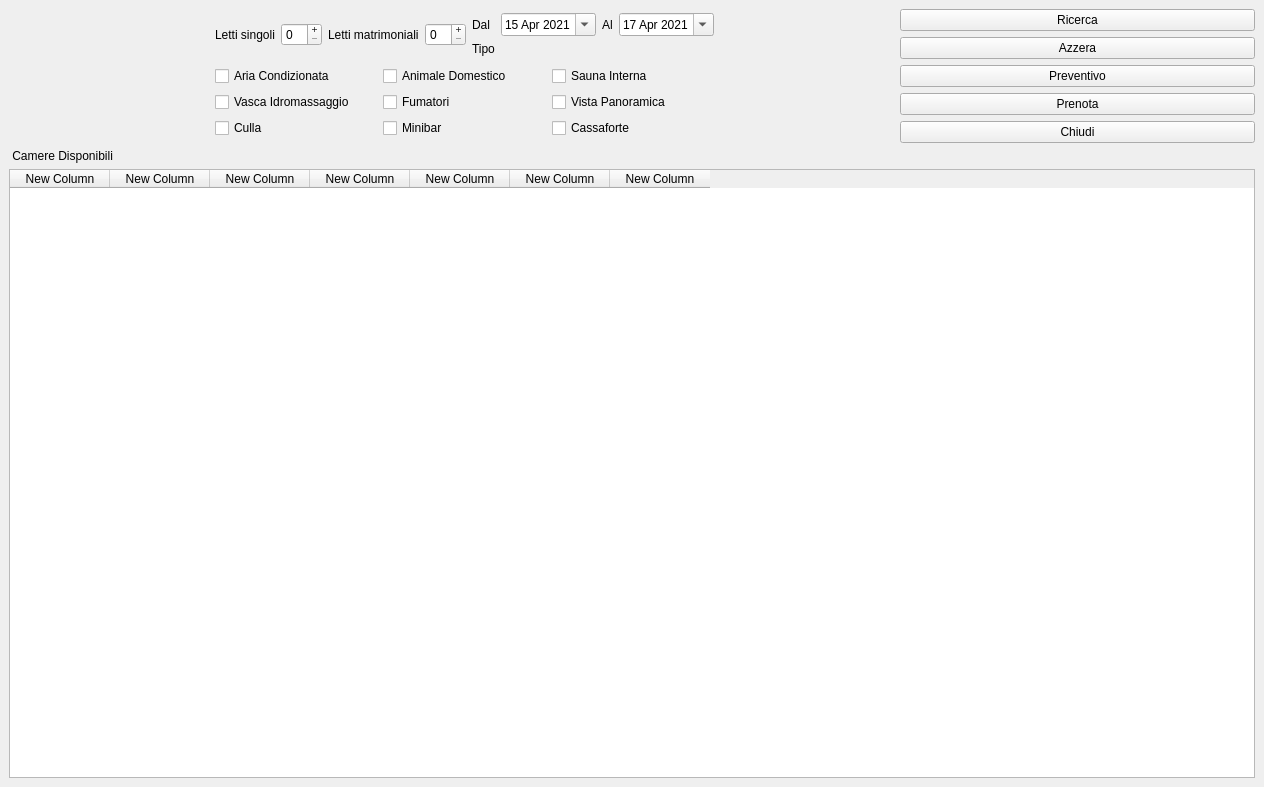
The window that ui/ricerca_camere_disponibili.ui (Raccispini/Progetto-Hotel) describes before a commit, drawn with Qt 5.
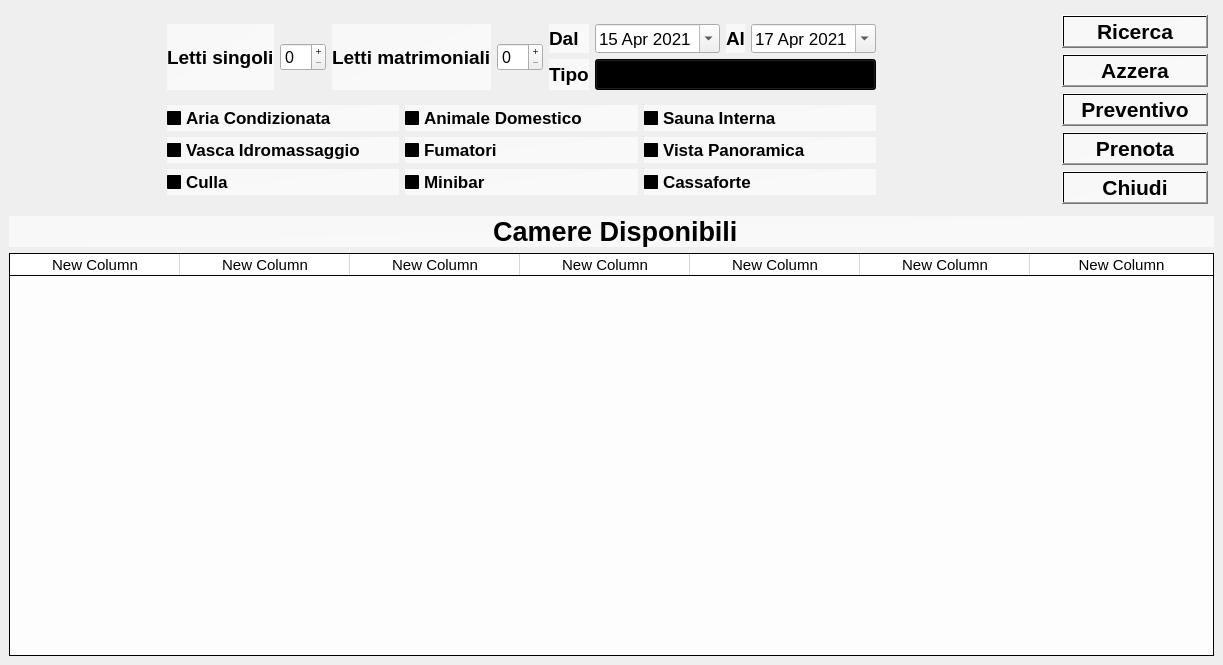
The same window after the commit. Icons and pictures are not drawn.

The edit to the form file:
```diff
--- a/ui/ricerca_camere_disponibili.ui
+++ b/ui/ricerca_camere_disponibili.ui
@@ -6,12 +6,16 @@
    <rect>
     <x>0</x>
     <y>0</y>
-    <width>1264</width>
-    <height>787</height>
-    <width>998</width>
-    <height>609</height>
+    <width>1223</width>
+    <height>665</height>
    </rect>
   </property>
+  <property name="minimumSize">
+   <size>
+    <width>1223</width>
+    <height>665</height>
+   </size>
+  </property>
   <property name="windowTitle">
    <string>MainWindow</string>
   </property>
@@ -22,6 +26,21 @@
    <layout class="QVBoxLayout" name="verticalLayout">
     <item>
      <layout class="QHBoxLayout" name="horizontalLayout">
+      <property name="spacing">
+       <number>6</number>
+      </property>
+      <property name="leftMargin">
+       <number>6</number>
+      </property>
+      <property name="topMargin">
+       <number>6</number>
+      </property>
+      <property name="rightMargin">
+       <number>6</number>
+      </property>
+      <property name="bottomMargin">
+       <number>6</number>
+      </property>
       <item>
        <widget class="QLabel" name="logo">
         <property name="maximumSize">
@@ -30,6 +49,9 @@
           <height>260</height>
          </size>
         </property>
+        <property name="styleSheet">
+         <string notr="true">background-image: url(:/camere/tpg.png);</string>
+        </property>
         <property name="text">
          <string/>
         </property>
@@ -46,6 +68,12 @@
            <layout class="QGridLayout" name="gridLayout_7">
             <item row="0" column="1">
              <widget class="QDateEdit" name="date_dal">
+              <property name="font">
+               <font>
+                <family>Arial</family>
+                <pointsize>13</pointsize>
+               </font>
+              </property>
               <property name="calendarPopup">
                <bool>true</bool>
               </property>
@@ -60,6 +88,18 @@
             </item>
             <item row="0" column="2">
              <widget class="QLabel" name="label_7">
+              <property name="font">
+               <font>
+                <family>Arial</family>
+                <pointsize>14</pointsize>
+                <weight>75</weight>
+                <bold>true</bold>
+               </font>
+              </property>
+              <property name="styleSheet">
+               <string notr="true">background-image: url(:/camere/tpg.png);
+background-color: qlineargradient(spread:pad, x1:0, y1:0, x2:1, y2:1, stop:0 rgba(255, 255, 255, 140), stop:1 rgba(255, 255, 255, 165));</string>
+              </property>
               <property name="text">
                <string>Al</string>
               </property>
@@ -67,6 +107,18 @@
             </item>
             <item row="0" column="0">
              <widget class="QLabel" name="label_6">
+              <property name="font">
+               <font>
+                <family>Arial</family>
+                <pointsize>14</pointsize>
+                <weight>75</weight>
+                <bold>true</bold>
+               </font>
+              </property>
+              <property name="styleSheet">
+               <string notr="true">background-image: url(:/camere/tpg.png);
+background-color: qlineargradient(spread:pad, x1:0, y1:0, x2:1, y2:1, stop:0 rgba(255, 255, 255, 140), stop:1 rgba(255, 255, 255, 165));</string>
+              </property>
               <property name="text">
                <string>Dal</string>
               </property>
@@ -74,6 +126,18 @@
             </item>
             <item row="2" column="0">
              <widget class="QLabel" name="label_5">
+              <property name="font">
+               <font>
+                <family>Arial</family>
+                <pointsize>14</pointsize>
+                <weight>75</weight>
+                <bold>true</bold>
+               </font>
+              </property>
+              <property name="styleSheet">
+               <string notr="true">background-image: url(:/camere/tpg.png);
+background-color: qlineargradient(spread:pad, x1:0, y1:0, x2:1, y2:1, stop:0 rgba(255, 255, 255, 140), stop:1 rgba(255, 255, 255, 165));</string>
+              </property>
               <property name="text">
                <string>Tipo</string>
               </property>
@@ -81,6 +145,12 @@
             </item>
             <item row="0" column="3">
              <widget class="QDateEdit" name="date_al">
+              <property name="font">
+               <font>
+                <family>Arial</family>
+                <pointsize>13</pointsize>
+               </font>
+              </property>
               <property name="calendarPopup">
                <bool>true</bool>
               </property>
@@ -98,12 +168,16 @@
               <property name="font">
                <font>
                 <family>Arial</family>
-                <pointsize>11</pointsize>
+                <pointsize>14</pointsize>
                </font>
               </property>
+              <property name="styleSheet">
+               <string notr="true">background-image: url(:/camere/tpg.png);
+background-color: qlineargradient(spread:pad, x1:0, y1:0, x2:1, y2:1, stop:0 rgba(255, 255, 255, 140), stop:1 rgba(255, 255, 255, 165));</string>
+              </property>
               <item>
                <property name="text">
-                <string>Singola</string>
+                <string>Single</string>
                </property>
               </item>
               <item>
@@ -152,12 +226,17 @@
                </property>
               </item>
              </widget>
-             <widget class="QComboBox" name="combo_tipo"/>
             </item>
            </layout>
           </item>
           <item row="0" column="1">
            <widget class="QSpinBox" name="spin_singoli">
+            <property name="font">
+             <font>
+              <family>Arial</family>
+              <pointsize>12</pointsize>
+             </font>
+            </property>
             <property name="buttonSymbols">
              <enum>QAbstractSpinBox::PlusMinus</enum>
             </property>
@@ -165,6 +244,18 @@
           </item>
           <item row="0" column="2">
            <widget class="QLabel" name="label_4">
+            <property name="font">
+             <font>
+              <family>Arial</family>
+              <pointsize>14</pointsize>
+              <weight>75</weight>
+              <bold>true</bold>
+             </font>
+            </property>
+            <property name="styleSheet">
+             <string notr="true">background-image: url(:/camere/tpg.png);
+background-color: qlineargradient(spread:pad, x1:0, y1:0, x2:1, y2:1, stop:0 rgba(255, 255, 255, 140), stop:1 rgba(255, 255, 255, 165));</string>
+            </property>
             <property name="text">
              <string>Letti matrimoniali</string>
             </property>
@@ -172,6 +263,18 @@
           </item>
           <item row="0" column="0">
            <widget class="QLabel" name="label_3">
+            <property name="font">
+             <font>
+              <family>Arial</family>
+              <pointsize>14</pointsize>
+              <weight>75</weight>
+              <bold>true</bold>
+             </font>
+            </property>
+            <property name="styleSheet">
+             <string notr="true">background-image: url(:/camere/tpg.png);
+background-color: qlineargradient(spread:pad, x1:0, y1:0, x2:1, y2:1, stop:0 rgba(255, 255, 255, 140), stop:1 rgba(255, 255, 255, 165));</string>
+            </property>
             <property name="text">
              <string>Letti singoli</string>
             </property>
@@ -179,6 +282,12 @@
           </item>
           <item row="0" column="3">
            <widget class="QSpinBox" name="spin_matrim">
+            <property name="font">
+             <font>
+              <family>Arial</family>
+              <pointsize>12</pointsize>
+             </font>
+            </property>
             <property name="buttonSymbols">
              <enum>QAbstractSpinBox::PlusMinus</enum>
             </property>
@@ -190,6 +299,18 @@
          <layout class="QGridLayout" name="gridLayout_3">
           <item row="0" column="1">
            <widget class="QCheckBox" name="cb_animaledomestico">
+            <property name="font">
+             <font>
+              <family>Arial</family>
+              <pointsize>13</pointsize>
+              <weight>75</weight>
+              <bold>true</bold>
+             </font>
+            </property>
+            <property name="styleSheet">
+             <string notr="true">background-image: url(:/camere/tpg.png);
+background-color: qlineargradient(spread:pad, x1:0, y1:0, x2:1, y2:1, stop:0 rgba(255, 255, 255, 140), stop:1 rgba(255, 255, 255, 165));</string>
+            </property>
             <property name="text">
              <string>Animale Domestico</string>
             </property>
@@ -197,6 +318,18 @@
           </item>
           <item row="1" column="1">
            <widget class="QCheckBox" name="cb_fumatori">
+            <property name="font">
+             <font>
+              <family>Arial</family>
+              <pointsize>13</pointsize>
+              <weight>75</weight>
+              <bold>true</bold>
+             </font>
+            </property>
+            <property name="styleSheet">
+             <string notr="true">background-image: url(:/camere/tpg.png);
+background-color: qlineargradient(spread:pad, x1:0, y1:0, x2:1, y2:1, stop:0 rgba(255, 255, 255, 140), stop:1 rgba(255, 255, 255, 165));</string>
+            </property>
             <property name="text">
              <string>Fumatori</string>
             </property>
@@ -204,6 +337,18 @@
           </item>
           <item row="1" column="0">
            <widget class="QCheckBox" name="cb_vascaidromassaggio">
+            <property name="font">
+             <font>
+              <family>Arial</family>
+              <pointsize>13</pointsize>
+              <weight>75</weight>
+              <bold>true</bold>
+             </font>
+            </property>
+            <property name="styleSheet">
+             <string notr="true">background-image: url(:/camere/tpg.png);
+background-color: qlineargradient(spread:pad, x1:0, y1:0, x2:1, y2:1, stop:0 rgba(255, 255, 255, 140), stop:1 rgba(255, 255, 255, 165));</string>
+            </property>
             <property name="text">
              <string>Vasca Idromassaggio</string>
             </property>
@@ -211,6 +356,18 @@
           </item>
           <item row="1" column="2">
            <widget class="QCheckBox" name="cb_vistapanoramica">
+            <property name="font">
+             <font>
+              <family>Arial</family>
+              <pointsize>13</pointsize>
+              <weight>75</weight>
+              <bold>true</bold>
+             </font>
+            </property>
+            <property name="styleSheet">
+             <string notr="true">background-image: url(:/camere/tpg.png);
+background-color: qlineargradient(spread:pad, x1:0, y1:0, x2:1, y2:1, stop:0 rgba(255, 255, 255, 140), stop:1 rgba(255, 255, 255, 165));</string>
+            </property>
             <property name="text">
              <string>Vista Panoramica</string>
             </property>
@@ -218,6 +375,18 @@
           </item>
           <item row="0" column="2">
            <widget class="QCheckBox" name="cb_saunainterna">
+            <property name="font">
+             <font>
+              <family>Arial</family>
+              <pointsize>13</pointsize>
+              <weight>75</weight>
+              <bold>true</bold>
+             </font>
+            </property>
+            <property name="styleSheet">
+             <string notr="true">background-image: url(:/camere/tpg.png);
+background-color: qlineargradient(spread:pad, x1:0, y1:0, x2:1, y2:1, stop:0 rgba(255, 255, 255, 140), stop:1 rgba(255, 255, 255, 165));</string>
+            </property>
             <property name="text">
              <string>Sauna Interna</string>
             </property>
@@ -225,6 +394,18 @@
           </item>
           <item row="0" column="0">
            <widget class="QCheckBox" name="cb_ariaCondizionata">
+            <property name="font">
+             <font>
+              <family>Arial</family>
+              <pointsize>13</pointsize>
+              <weight>75</weight>
+              <bold>true</bold>
+             </font>
+            </property>
+            <property name="styleSheet">
+             <string notr="true">background-image: url(:/camere/tpg.png);
+background-color: qlineargradient(spread:pad, x1:0, y1:0, x2:1, y2:1, stop:0 rgba(255, 255, 255, 140), stop:1 rgba(255, 255, 255, 165));</string>
+            </property>
             <property name="text">
              <string>Aria Condizionata</string>
             </property>
@@ -232,6 +413,18 @@
           </item>
           <item row="2" column="0">
            <widget class="QCheckBox" name="cb_culla_2">
+            <property name="font">
+             <font>
+              <family>Arial</family>
+              <pointsize>13</pointsize>
+              <weight>75</weight>
+              <bold>true</bold>
+             </font>
+            </property>
+            <property name="styleSheet">
+             <string notr="true">background-image: url(:/camere/tpg.png);
+background-color: qlineargradient(spread:pad, x1:0, y1:0, x2:1, y2:1, stop:0 rgba(255, 255, 255, 140), stop:1 rgba(255, 255, 255, 165));</string>
+            </property>
             <property name="text">
              <string>Culla</string>
             </property>
@@ -239,6 +432,18 @@
           </item>
           <item row="2" column="2">
            <widget class="QCheckBox" name="cb_cassaforte">
+            <property name="font">
+             <font>
+              <family>Arial</family>
+              <pointsize>13</pointsize>
+              <weight>75</weight>
+              <bold>true</bold>
+             </font>
+            </property>
+            <property name="styleSheet">
+             <string notr="true">background-image: url(:/camere/tpg.png);
+background-color: qlineargradient(spread:pad, x1:0, y1:0, x2:1, y2:1, stop:0 rgba(255, 255, 255, 140), stop:1 rgba(255, 255, 255, 165));</string>
+            </property>
             <property name="text">
              <string>Cassaforte</string>
             </property>
@@ -246,6 +451,18 @@
           </item>
           <item row="2" column="1">
            <widget class="QCheckBox" name="cb_minibar">
+            <property name="font">
+             <font>
+              <family>Arial</family>
+              <pointsize>13</pointsize>
+              <weight>75</weight>
+              <bold>true</bold>
+             </font>
+            </property>
+            <property name="styleSheet">
+             <string notr="true">background-image: url(:/camere/tpg.png);
+background-color: qlineargradient(spread:pad, x1:0, y1:0, x2:1, y2:1, stop:0 rgba(255, 255, 255, 140), stop:1 rgba(255, 255, 255, 165));</string>
+            </property>
             <property name="text">
              <string>Minibar</string>
             </property>
@@ -275,6 +492,18 @@
        <layout class="QVBoxLayout" name="verticalLayout_3">
         <item>
          <widget class="QPushButton" name="pb_ricerca">
+          <property name="font">
+           <font>
+            <family>Arial</family>
+            <pointsize>16</pointsize>
+            <weight>75</weight>
+            <bold>true</bold>
+           </font>
+          </property>
+          <property name="styleSheet">
+           <string notr="true">background-image: url(:/camere/tpg.png);
+background-color: qlineargradient(spread:pad, x1:0, y1:0, x2:1, y2:1, stop:0 rgba(255, 255, 255, 140), stop:1 rgba(255, 255, 255, 165));</string>
+          </property>
           <property name="text">
            <string>Ricerca</string>
           </property>
@@ -282,6 +511,18 @@
         </item>
         <item>
          <widget class="QPushButton" name="pb_azzera">
+          <property name="font">
+           <font>
+            <family>Arial</family>
+            <pointsize>16</pointsize>
+            <weight>75</weight>
+            <bold>true</bold>
+           </font>
+          </property>
+          <property name="styleSheet">
+           <string notr="true">background-image: url(:/camere/tpg.png);
+background-color: qlineargradient(spread:pad, x1:0, y1:0, x2:1, y2:1, stop:0 rgba(255, 255, 255, 140), stop:1 rgba(255, 255, 255, 165));</string>
+          </property>
           <property name="text">
            <string>Azzera</string>
           </property>
@@ -289,6 +530,18 @@
         </item>
         <item>
          <widget class="QPushButton" name="pb_preventivo">
+          <property name="font">
+           <font>
+            <family>Arial</family>
+            <pointsize>16</pointsize>
+            <weight>75</weight>
+            <bold>true</bold>
+           </font>
+          </property>
+          <property name="styleSheet">
+           <string notr="true">background-image: url(:/camere/tpg.png);
+background-color: qlineargradient(spread:pad, x1:0, y1:0, x2:1, y2:1, stop:0 rgba(255, 255, 255, 140), stop:1 rgba(255, 255, 255, 165));</string>
+          </property>
           <property name="text">
            <string>Preventivo</string>
           </property>
@@ -296,6 +549,18 @@
         </item>
         <item>
          <widget class="QPushButton" name="pb_prenota">
+          <property name="font">
+           <font>
+            <family>Arial</family>
+            <pointsize>16</pointsize>
+            <weight>75</weight>
+            <bold>true</bold>
+           </font>
+          </property>
+          <property name="styleSheet">
+           <string notr="true">background-image: url(:/camere/tpg.png);
+background-color: qlineargradient(spread:pad, x1:0, y1:0, x2:1, y2:1, stop:0 rgba(255, 255, 255, 140), stop:1 rgba(255, 255, 255, 165));</string>
+          </property>
           <property name="text">
            <string>Prenota</string>
           </property>
@@ -303,6 +568,18 @@
         </item>
         <item>
          <widget class="QPushButton" name="pb_chiudi">
+          <property name="font">
+           <font>
+            <family>Arial</family>
+            <pointsize>16</pointsize>
+            <weight>75</weight>
+            <bold>true</bold>
+           </font>
+          </property>
+          <property name="styleSheet">
+           <string notr="true">background-image: url(:/camere/tpg.png);
+background-color: qlineargradient(spread:pad, x1:0, y1:0, x2:1, y2:1, stop:0 rgba(255, 255, 255, 140), stop:1 rgba(255, 255, 255, 165));</string>
+          </property>
           <property name="text">
            <string>Chiudi</string>
           </property>
@@ -316,13 +593,49 @@
      <layout class="QVBoxLayout" name="verticalLayout_2">
       <item>
        <widget class="QLabel" name="labelCamere">
+        <property name="font">
+         <font>
+          <family>Arial</family>
+          <pointsize>20</pointsize>
+          <weight>75</weight>
+          <italic>false</italic>
+          <bold>true</bold>
+         </font>
+        </property>
+        <property name="styleSheet">
+         <string notr="true">background-image: url(:/camere/tpg.png);
+background-color: qlineargradient(spread:pad, x1:0, y1:0, x2:1, y2:1, stop:0 rgba(255, 255, 255, 140), stop:1 rgba(255, 255, 255, 165));</string>
+        </property>
         <property name="text">
          <string> Camere Disponibili</string>
         </property>
+        <property name="alignment">
+         <set>Qt::AlignCenter</set>
+        </property>
        </widget>
       </item>
       <item>
        <widget class="QTableWidget" name="tabellaCamere">
+        <property name="font">
+         <font>
+          <family>Arial</family>
+          <pointsize>11</pointsize>
+          <weight>50</weight>
+          <italic>false</italic>
+          <bold>false</bold>
+         </font>
+        </property>
+        <property name="styleSheet">
+         <string notr="true">background-image: url(:/camere/tpg.png);
+font: 11pt &quot;Arial&quot;;
+background-color: qlineargradient(spread:pad, x1:0, y1:1, x2:1, y2:0, stop:0 rgba(255, 255, 255, 225), stop:1 rgba(255, 255, 255, 227));</string>
+        </property>
+        <attribute name="horizontalHeaderDefaultSectionSize">
+         <number>170</number>
+        </attribute>
+        <attribute name="horizontalHeaderStretchLastSection">
+         <bool>true</bool>
+        </attribute>
         <column>
          <property name="text">
           <string>New Column</string>
```
Left out of the diff: 47 changed lines with no effect on the pictures.
